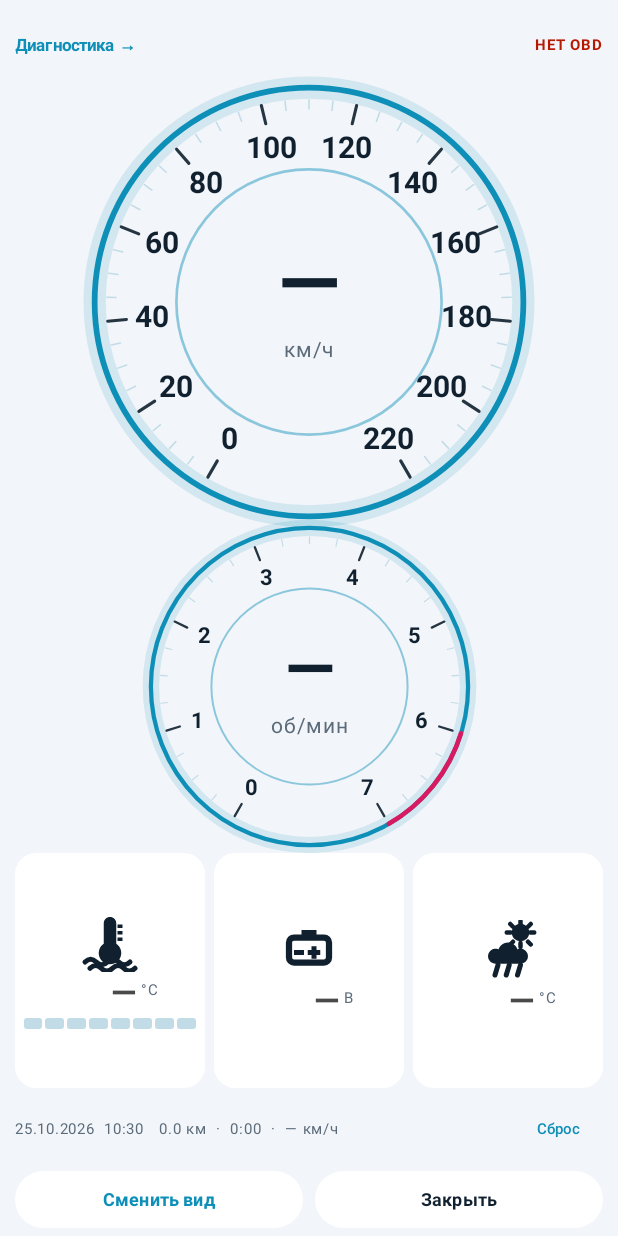
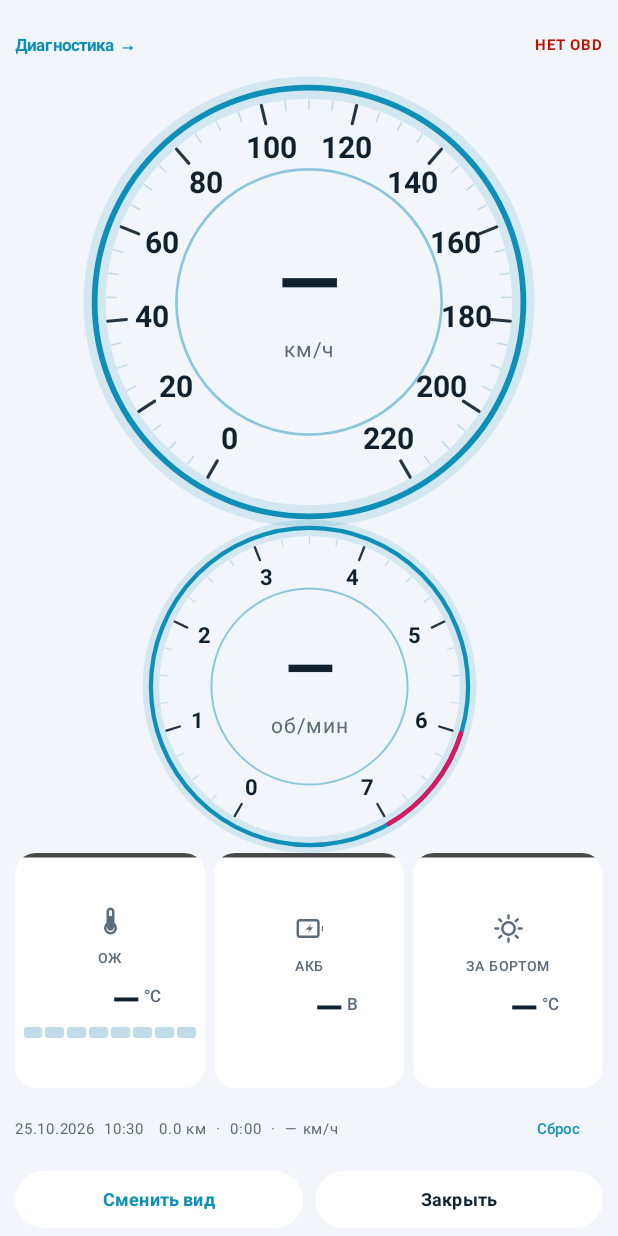
Before and after one commit to 031168-sudo/Diagnostic-tool, an Android app built with Jetpack Compose: the composable DashboardScreen called with empty values, on a phone screen of 412 x 824 dp. Run offline under Robolectric (Android 15) with nearby library versions, the phone set to English and light mode, and no system bars; 2 statements that could not run were skipped.

Commit message:
design: dashboard bottom cards — unified line icons, labels, neutral values with status accent

```diff
--- a/app/src/main/java/com/example/diagnostictool/DashboardScreen.kt
+++ b/app/src/main/java/com/example/diagnostictool/DashboardScreen.kt
@@ -21,6 +21,8 @@ import androidx.compose.foundation.layout.safeDrawingPadding
 import androidx.compose.foundation.layout.size
 import androidx.compose.foundation.layout.width
 import androidx.compose.foundation.shape.RoundedCornerShape
+import androidx.compose.ui.draw.clip
+import androidx.compose.ui.draw.drawBehind
 import androidx.compose.material3.Button
 import androidx.compose.material3.ButtonDefaults
 import androidx.compose.material3.Icon
@@ -190,17 +192,26 @@ private fun DashboardPortrait(
             horizontalArrangement = Arrangement.spacedBy(6.dp)
         ) {
             IconCard(
-                R.drawable.ic_coolant, m.coolant?.let { fmt0(it) } ?: "—", "°C",
-                coolantColor(m.coolant), Modifier.weight(1f).fillMaxHeight(),
+                iconRes = R.drawable.ic_coolant, label = "ОЖ",
+                value = m.coolant?.let { fmt0(it) } ?: "—", unit = "°C",
+                accent = coolantColor(m.coolant), modifier = Modifier.weight(1f).fillMaxHeight(),
                 bar = {
                     SegmentedBar(
                         m.coolant, 40.0, 120.0, 8, coolantColor(m.coolant),
-                        Modifier.fillMaxWidth().padding(top = 3.dp)
+                        Modifier.fillMaxWidth().padding(top = 4.dp)
                     )
                 }
             )
-            IconCard(R.drawable.ic_battery, m.voltage?.let { fmt1(it) } ?: "—", "В", voltageColor(m.voltage), Modifier.weight(1f).fillMaxHeight())
-            IconCard(R.drawable.ic_ambient, m.ambient?.let { fmt0(it) } ?: "—", "°C", ambientColor(m.ambient), Modifier.weight(1f).fillMaxHeight())
+            IconCard(
+                iconRes = R.drawable.ic_battery, label = "АКБ",
+                value = m.voltage?.let { fmt1(it) } ?: "—", unit = "В",
+                accent = voltageColor(m.voltage), modifier = Modifier.weight(1f).fillMaxHeight()
+            )
+            IconCard(
+                iconRes = R.drawable.ic_ambient, label = "ЗА БОРТОМ",
+                value = m.ambient?.let { fmt0(it) } ?: "—", unit = "°C",
+                accent = ambientColor(m.ambient), modifier = Modifier.weight(1f).fillMaxHeight()
+            )
         }
         TripRow(tripKm, tripSec, clock, onReset)
         BottomBar(onToggle, onClose)
@@ -305,25 +316,38 @@ private fun CenterPanel(m: DashModel, modifier: Modifier = Modifier) {
 @Composable
 private fun IconCard(
     iconRes: Int,
+    label: String,
     value: String,
     unit: String,
-    color: Color,
+    accent: Color,
     modifier: Modifier = Modifier,
     bar: (@Composable () -> Unit)? = null
 ) {
     val p = LocalDashPalette.current
+    val shape = RoundedCornerShape(14.dp)
     Column(
-        modifier.background(p.panel, RoundedCornerShape(14.dp)).padding(horizontal = 6.dp, vertical = 6.dp),
+        modifier
+            .clip(shape)
+            .background(p.panel)
+            // Статус выводится тонкой полоской сверху: цифры остаются одного цвета и читаются ровно
+            .drawBehind { drawRect(accent, Offset.Zero, Size(size.width, 3.dp.toPx())) }
+            .padding(horizontal = 6.dp, vertical = 8.dp),
         horizontalAlignment = Alignment.CenterHorizontally,
         verticalArrangement = Arrangement.Center
     ) {
-        Icon(painterResource(iconRes), contentDescription = null, tint = p.text, modifier = Modifier.size(40.dp))
-        Row(verticalAlignment = Alignment.Bottom) {
+        Icon(painterResource(iconRes), contentDescription = null, tint = p.muted, modifier = Modifier.size(22.dp))
+        Text(
+            label, color = p.muted, fontSize = 9.sp, fontWeight = FontWeight.SemiBold,
+            letterSpacing = 0.8.sp, maxLines = 1, modifier = Modifier.padding(top = 2.dp)
+        )
+        Row(verticalAlignment = Alignment.Bottom, modifier = Modifier.padding(top = 2.dp)) {
             Text(
-                value, color = color, fontSize = 22.sp, fontWeight = FontWeight.Bold,
-                maxLines = 1, textAlign = TextAlign.End, modifier = Modifier.width(50.dp)
+                value, color = p.text, fontSize = 24.sp, fontWeight = FontWeight.Bold,
+                maxLines = 1, textAlign = TextAlign.End, fontFeatureSettings = "tnum",
+                modifier = Modifier.width(54.dp)
             )
-            Text(" $unit", color = p.muted, fontSize = 10.sp, modifier = Modifier.padding(bottom = 3.dp), maxLines = 1)
+            Text(" $unit", color = p.muted, fontSize = 11.sp, fontWeight = FontWeight.Medium,
+                modifier = Modifier.padding(bottom = 4.dp), maxLines = 1)
         }
         bar?.invoke()
     }
--- a/app/src/main/res/drawable/ic_ambient.xml
+++ b/app/src/main/res/drawable/ic_ambient.xml
@@ -3,31 +3,16 @@
     android:height="24dp"
     android:viewportWidth="24"
     android:viewportHeight="24">
+    <!-- Температура за бортом: солнце с лучами -->
     <path
         android:fillColor="#00000000"
         android:strokeColor="#FFFFFFFF"
         android:strokeWidth="1.8"
         android:strokeLineCap="round"
-        android:pathData="M17,0.5v1.6M17,9.2v1.6M11.5,5h1.6M20.9,5h1.6M12.9,1.6l1.1,1.1M20,8.7l1.1,1.1M21.1,1.6l-1.1,1.1M14,8.7l-1.1,1.1" />
-    <path
-        android:fillColor="#FFFFFFFF"
-        android:pathData="M17,1.5a3.5,3.5 0 1 0 0,7a3.5,3.5 0 1 0 0,-7z" />
-    <path
-        android:fillColor="#FFFFFFFF"
-        android:pathData="M7,11.5a3,3 0 1 0 0,6a3,3 0 1 0 0,-6z" />
-    <path
-        android:fillColor="#FFFFFFFF"
-        android:pathData="M12,9a4,4 0 1 0 0,8a4,4 0 1 0 0,-8z" />
-    <path
-        android:fillColor="#FFFFFFFF"
-        android:pathData="M17,11.5a3,3 0 1 0 0,6a3,3 0 1 0 0,-6z" />
-    <path
-        android:fillColor="#FFFFFFFF"
-        android:pathData="M7,14.5h10v3H7z" />
+        android:pathData="M12,2.5v2M12,19.5v2M2.5,12h2M19.5,12h2M5.3,5.3l1.4,1.4M17.3,17.3l1.4,1.4M5.3,18.7l1.4,-1.4M17.3,6.7l1.4,-1.4" />
     <path
         android:fillColor="#00000000"
         android:strokeColor="#FFFFFFFF"
-        android:strokeWidth="2"
-        android:strokeLineCap="round"
-        android:pathData="M8,18l-1.2,4M12.5,18l-1.2,4M17,18l-1.2,4" />
+        android:strokeWidth="1.8"
+        android:pathData="M12,7.5a4.5,4.5 0 1 1 0,9a4.5,4.5 0 1 1 0,-9z" />
 </vector>
--- a/app/src/main/res/drawable/ic_battery.xml
+++ b/app/src/main/res/drawable/ic_battery.xml
@@ -3,19 +3,17 @@
     android:height="24dp"
     android:viewportWidth="24"
     android:viewportHeight="24">
+    <!-- Аккумулятор: корпус, клемма, молния -->
     <path
         android:fillColor="#00000000"
         android:strokeColor="#FFFFFFFF"
-        android:strokeWidth="2.5"
+        android:strokeWidth="1.8"
         android:strokeLineJoin="round"
-        android:pathData="M6,7h12a2,2 0 0 1 2,2v6a2,2 0 0 1 -2,2H6a2,2 0 0 1 -2,-2V9a2,2 0 0 1 2,-2z" />
+        android:pathData="M3.5,7.5a1.5,1.5 0 0 1 1.5,-1.5h12a1.5,1.5 0 0 1 1.5,1.5v9a1.5,1.5 0 0 1 -1.5,1.5h-12a1.5,1.5 0 0 1 -1.5,-1.5z" />
     <path
         android:fillColor="#FFFFFFFF"
-        android:pathData="M9,4h6v3H9z" />
+        android:pathData="M21,10h0.8v4H21z" />
     <path
         android:fillColor="#FFFFFFFF"
-        android:pathData="M6,12h4v2H6z" />
-    <path
-        android:fillColor="#FFFFFFFF"
-        android:pathData="M13,10.5h2v1.5h1.5v2H15v1.5h-2v-1.5h-1.5v-2H13z" />
+        android:pathData="M13.2,8.6L9.4,12.9H12.1L10.8,15.4L14.6,11.1H11.9Z" />
 </vector>
--- a/app/src/main/res/drawable/ic_coolant.xml
+++ b/app/src/main/res/drawable/ic_coolant.xml
@@ -3,22 +3,15 @@
     android:height="24dp"
     android:viewportWidth="24"
     android:viewportHeight="24">
-    <path
-        android:fillColor="#FFFFFFFF"
-        android:pathData="M12,2a2.5,2.5 0 0 0 -2.5,2.5v8.2a4.5,4.5 0 1 0 5,0V4.5A2.5,2.5 0 0 0 12,2z" />
-    <path
-        android:fillColor="#FFFFFFFF"
-        android:pathData="M15,5h2v1.4h-2zM15,7.6h2v1.4h-2zM15,10.2h2v1.4h-2z" />
+    <!-- Термометр охлаждающей жидкости: контур колбы + столбик + жидкость -->
     <path
         android:fillColor="#00000000"
         android:strokeColor="#FFFFFFFF"
-        android:strokeWidth="2"
+        android:strokeWidth="1.8"
+        android:strokeLineJoin="round"
         android:strokeLineCap="round"
-        android:pathData="M2,20c1.5,-1.5 3,-1.5 4.5,0s3,1.5 4.5,0 3,-1.5 4.5,0 3,1.5 4.5,0" />
+        android:pathData="M10,14.2V5.5a2,2 0 0 1 4,0v8.7a3.8,3.8 0 1 1 -4,0z" />
     <path
-        android:fillColor="#00000000"
-        android:strokeColor="#FFFFFFFF"
-        android:strokeWidth="2"
-        android:strokeLineCap="round"
-        android:pathData="M4,22.5c1.5,-1.5 3,-1.5 4.5,0s3,1.5 4.5,0 3,-1.5 4.5,0 3,1.5 4.5,0" />
+        android:fillColor="#FFFFFFFF"
+        android:pathData="M12,8.5a1.6,1.6 0 0 0 -1.6,1.6v4.6a2.6,2.6 0 1 0 3.2,0V10.1A1.6,1.6 0 0 0 12,8.5z" />
 </vector>
```
